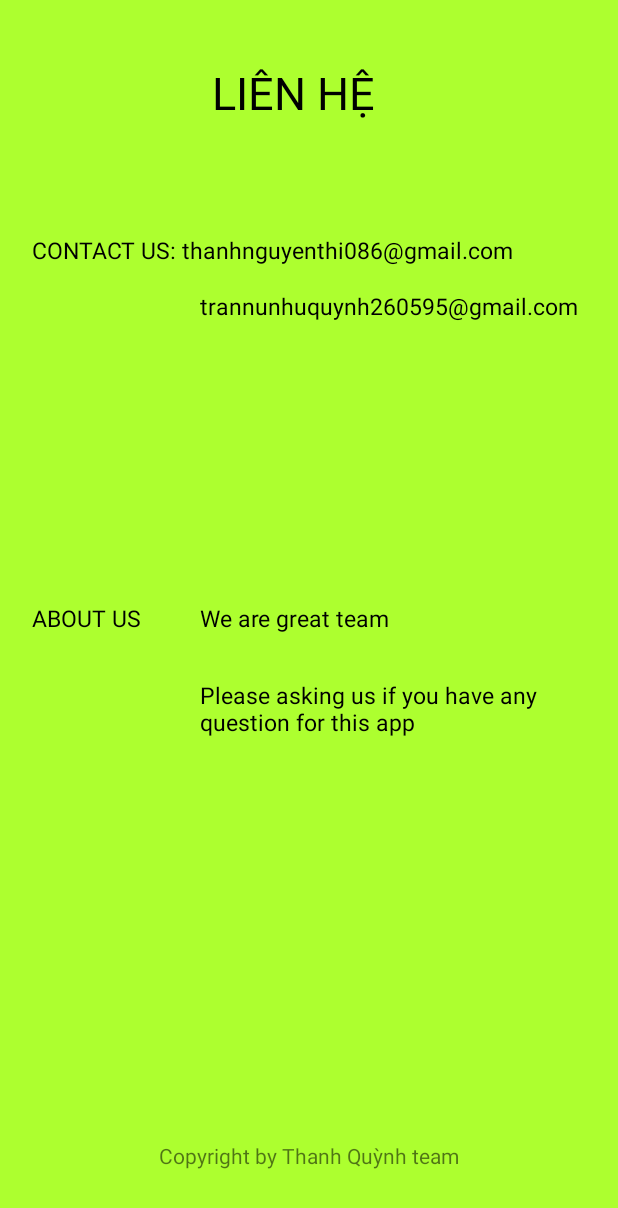
After one commit to Quynhk37C/Mobile_Android, an Android app: the LienHeActivity screen opened directly, with no data from a screen before it, on a phone screen of 412 x 824 dp. The commit adds this screen. Shown: the top 1208 px of the screen. Run offline under Robolectric (Android 15) with nearby library versions, the phone set to English and light mode, and no system bars.

Commit message:
Sửa giao diện, thêm liên hệ

```diff
--- a/QuanLyNV/app/build.gradle
+++ b/QuanLyNV/app/build.gradle
@@ -21,6 +21,7 @@ android {
 
 dependencies {
     compile fileTree(dir: 'libs', include: ['*.jar'])
+    compile 'com.android.support:appcompat-v7:24.2.0'
+    compile 'com.android.support:design:24.2.0'
     testCompile 'junit:junit:4.12'
-    compile 'com.android.support:appcompat-v7:24.2.0'
 }
--- /dev/null
+++ b/QuanLyNV/app/src/main/java/com/hue/husc/it/nhuquynh/quanlynv/LienHeActivity.java
@@ -0,0 +1,19 @@
+package com.hue.husc.it.nhuquynh.quanlynv;
+
+import android.os.Bundle;
+import android.support.design.widget.FloatingActionButton;
+import android.support.design.widget.Snackbar;
+import android.support.v7.app.AppCompatActivity;
+import android.support.v7.widget.Toolbar;
+import android.view.View;
+
+public class LienHeActivity extends AppCompatActivity {
+
+    @Override
+    protected void onCreate(Bundle savedInstanceState) {
+        super.onCreate(savedInstanceState);
+        setContentView(R.layout.activity_lien_he);
+
+    }
+
+}
--- a/QuanLyNV/app/src/main/java/com/hue/husc/it/nhuquynh/quanlynv/PhongBanActivity.java
+++ b/QuanLyNV/app/src/main/java/com/hue/husc/it/nhuquynh/quanlynv/PhongBanActivity.java
@@ -24,6 +24,8 @@ import com.hue.husc.it.nhuquynh.quanlynv.DTO.PhongBanDTO;
 
 import java.util.ArrayList;
 import java.util.List;
+
+import static android.content.pm.ActivityInfo.UIOPTION_SPLIT_ACTION_BAR_WHEN_NARROW;
 
 /**
  * Created by Admin on 10/20/2016.
@@ -193,7 +195,8 @@ public class PhongBanActivity extends AppCompatActivity {
 
         }
         if(id == R.id.menuLienHe){
-            Toast.makeText(getApplication(),item.getTitle(),Toast.LENGTH_LONG).show();
+            Intent iLienHe = new Intent(PhongBanActivity.this,LienHeActivity.class);
+            startActivity(iLienHe);
         }
         if(id == R.id.menuHeThong){
             Intent iHeThongAcivity = new Intent(PhongBanActivity.this,ThietLapMatKhauActivity.class);
--- /dev/null
+++ b/QuanLyNV/app/src/main/res/layout/activity_lien_he.xml
@@ -0,0 +1,93 @@
+<?xml version="1.0" encoding="utf-8"?>
+<RelativeLayout xmlns:android="http://schemas.android.com/apk/res/android"
+    android:orientation="vertical" android:layout_width="match_parent"
+    android:background="#ADFF2F"
+
+    android:layout_height="match_parent">
+
+    <TextView
+        android:text="LIÊN HỆ"
+        android:layout_width="wrap_content"
+        android:layout_height="wrap_content"
+        android:layout_marginLeft="141dp"
+        android:layout_marginStart="141dp"
+        android:textSize="30dp"
+        android:textColor="#000000"
+        android:layout_marginTop="41dp"
+        android:id="@+id/textView"
+        android:layout_alignParentTop="true"
+        android:layout_alignParentLeft="true"
+        android:layout_alignParentStart="true" />
+
+    <TextView
+        android:layout_width="wrap_content"
+        android:layout_height="wrap_content"
+        android:textColor="#000000"
+        android:layout_alignBottom="@+id/textView4"
+        android:layout_alignLeft="@+id/textView3"
+        android:layout_alignStart="@+id/textView3"
+        android:id="@+id/textView5"
+        android:textSize="15dp"
+        android:text="We are great team" />
+
+    <TextView
+        android:text="Please asking us if you have any question for this app"
+        android:layout_width="wrap_content"
+        android:layout_height="wrap_content"
+        android:layout_below="@+id/textView5"
+        android:textSize="15dp"
+        android:layout_alignLeft="@+id/textView5"
+        android:textColor="#000000"
+        android:layout_alignStart="@+id/textView5"
+        android:layout_marginTop="30dp"
+        android:id="@+id/textView6" />
+
+    <TextView
+        android:text="ABOUT US"
+        android:layout_width="wrap_content"
+        android:layout_height="wrap_content"
+        android:id="@+id/textView4"
+        android:textColor="#000000"
+        android:textSize="15dp"
+        android:layout_centerVertical="true"
+        android:layout_alignLeft="@+id/textView2"
+        android:layout_alignStart="@+id/textView2" />
+
+    <TextView
+        android:text="Copyright by Thanh Quỳnh team"
+        android:layout_width="wrap_content"
+        android:layout_height="wrap_content"
+        android:layout_marginBottom="44dp"
+        android:id="@+id/textView7"
+        android:layout_alignParentBottom="true"
+        android:layout_centerHorizontal="true" />
+
+    <TextView
+        android:text="CONTACT US: thanhnguyenthi086@gmail.com"
+        android:layout_width="wrap_content"
+        android:layout_height="wrap_content"
+        android:layout_marginTop="74dp"
+        android:textSize="15dp"
+        android:textColor="#000000"
+        android:id="@+id/textView2"
+        android:layout_below="@+id/textView"
+        android:layout_alignParentLeft="true"
+        android:layout_alignParentStart="true"
+        android:layout_marginLeft="21dp"
+        android:layout_marginStart="21dp" />
+
+    <TextView
+        android:text="trannunhuquynh260595@gmail.com"
+        android:layout_width="wrap_content"
+        android:layout_height="wrap_content"
+        android:layout_marginTop="16dp"
+        android:id="@+id/textView3"
+        android:textColor="#000000"
+        android:textSize="15dp"
+        android:layout_marginLeft="27dp"
+        android:layout_below="@+id/textView2"
+        android:layout_alignLeft="@+id/textView7"
+        android:layout_alignStart="@+id/textView7"
+        android:layout_marginStart="27dp" />
+
+</RelativeLayout>
--- /dev/null
+++ b/QuanLyNV/app/src/main/res/values-v21/styles.xml
@@ -0,0 +1,9 @@
+<resources>
+
+    <style name="AppTheme.NoActionBar">
+        <item name="windowActionBar">false</item>
+        <item name="windowNoTitle">true</item>
+        <item name="android:windowDrawsSystemBarBackgrounds">true</item>
+        <item name="android:statusBarColor">@android:color/transparent</item>
+    </style>
+</resources>
--- a/QuanLyNV/app/src/main/res/values/dimens.xml
+++ b/QuanLyNV/app/src/main/res/values/dimens.xml
@@ -2,4 +2,5 @@
     <!-- Default screen margins, per the Android Design guidelines. -->
     <dimen name="activity_horizontal_margin">16dp</dimen>
     <dimen name="activity_vertical_margin">16dp</dimen>
+    <dimen name="fab_margin">16dp</dimen>
 </resources>
--- a/QuanLyNV/app/src/main/res/values/strings.xml
+++ b/QuanLyNV/app/src/main/res/values/strings.xml
@@ -13,4 +13,5 @@
     <string name="menuitemphongban">Phòng Ban</string>
     <string name="menuitemthethong">Hệ Thống</string>
     <string name="menuitemtlienhe">Liên Hệ</string>
+    <string name="title_activity_lien_he">LienHeActivity</string>
 </resources>
--- a/QuanLyNV/app/src/main/res/values/styles.xml
+++ b/QuanLyNV/app/src/main/res/values/styles.xml
@@ -8,4 +8,13 @@
         <item name="colorAccent">@color/colorAccent</item>
     </style>
 
+    <style name="AppTheme.NoActionBar">
+        <item name="windowActionBar">false</item>
+        <item name="windowNoTitle">true</item>
+    </style>
+
+    <style name="AppTheme.AppBarOverlay" parent="ThemeOverlay.AppCompat.Dark.ActionBar" />
+
+    <style name="AppTheme.PopupOverlay" parent="ThemeOverlay.AppCompat.Light" />
+
 </resources>
```
Also changed, not shown: QuanLyNV/app/src/main/AndroidManifest.xml (+31 -26 lines), QuanLyNV/app/src/main/java/com/hue/husc/it/nhuquynh/quanlynv/DAO/Database.java (+3 -53 lines), QuanLyNV/app/src/main/java/com/hue/husc/it/nhuquynh/quanlynv/MainActivity.java (+7 -1 lines), QuanLyNV/app/src/main/res/layout/layout_thaydoimatkhau.xml (+26 -26 lines), QuanLyNV/app/src/main/res/mipmap-hdpi/icon_nv.png (added).
